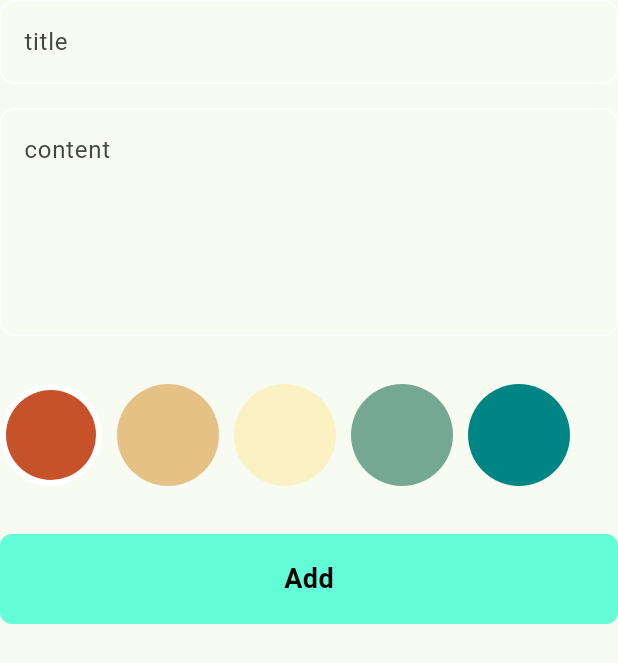
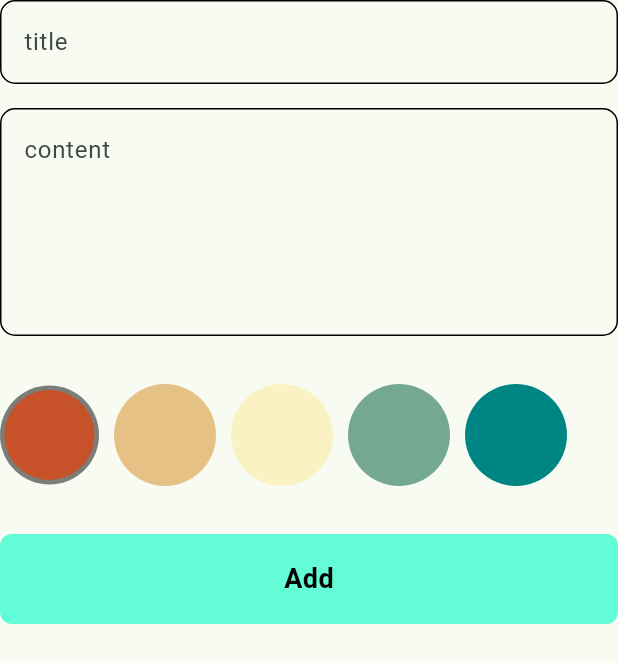
Before and after one commit to Mohamed-Yassien/bookly_hive, a Flutter app: the AddNoteForm widget shown alone on an empty page, opened directly, on a phone screen of 412 x 824 dp. Shown: the top 663 px of the screen. Run offline on Flutter 3.47's test engine with Material 3 defaults, Android fonts, the phone set to English and light mode, and no system bars; our stand-ins replace flutter_bloc, font_awesome_flutter, hive, hive_flutter, hydrated_bloc; accounts and stored records are empty.

Commit message:
finish theming

```diff
--- a/lib/main.dart
+++ b/lib/main.dart
@@ -45,11 +45,11 @@ class MyApp extends StatelessWidget {
           ),
         ),
       ],
-      child: LayoutBuilder(
-        builder: (context, constaints) {
+      child: BlocBuilder<ThemeCubit, ThemeMode>(
+        builder: (context, state) {
           return MaterialApp(
             debugShowCheckedModeBanner: false,
-            themeMode: context.watch<ThemeCubit>().state,
+            themeMode: state,
             theme: AppTheme.lightTheme(
                 context.watch<ChangeAppColorCubit>().state.color),
             darkTheme: AppTheme.darkTheme(
--- a/lib/widgets/add_note_form.dart
+++ b/lib/widgets/add_note_form.dart
@@ -1,6 +1,8 @@
 import 'package:bookly_hive/cubits/add_note_cubit/add_note_cubit.dart';
 import 'package:bookly_hive/cubits/add_note_cubit/add_note_states.dart';
 import 'package:bookly_hive/models/note_model.dart';
+import 'package:bookly_hive/utils/app_theme.dart';
+import 'package:bookly_hive/utils/constants.dart';
 import 'package:bookly_hive/widgets/custom_button.dart';
 import 'package:flutter/material.dart';
 import 'package:flutter_bloc/flutter_bloc.dart';
@@ -60,8 +62,10 @@ class _AddNoteFormState extends State<AddNoteForm> {
                   itemBuilder: (context, index) {
                     return cubit.selectedIndex == index
                         ? CircleAvatar(
-                            radius: 34,
-                            backgroundColor: Colors.white,
+                            radius: 33,
+                            backgroundColor: !AppTheme.isDarkTheme(context)
+                                ? Colors.black.withOpacity(.5)
+                                : Colors.white,
                             child: CircleAvatar(
                               radius: 30,
                               backgroundColor: cubit.colors[index],
--- a/lib/widgets/custom_search_icon.dart
+++ b/lib/widgets/custom_search_icon.dart
@@ -1,3 +1,4 @@
+import 'package:bookly_hive/utils/app_theme.dart';
 import 'package:flutter/material.dart';
 
 class CustomSearchIcon extends StatelessWidget {
@@ -13,7 +14,9 @@ class CustomSearchIcon extends StatelessWidget {
       height: 42,
       decoration: BoxDecoration(
         borderRadius: BorderRadius.circular(12),
-        color: Colors.white.withOpacity(.05),
+        color: AppTheme.isDarkTheme(context)
+            ? Colors.white.withOpacity(.05)
+            : Colors.black.withOpacity(.05),
       ),
       child: GestureDetector(
         onTap: onTap,
--- a/lib/widgets/custom_text_field.dart
+++ b/lib/widgets/custom_text_field.dart
@@ -1,3 +1,4 @@
+import 'package:bookly_hive/utils/app_theme.dart';
 import 'package:bookly_hive/utils/constants.dart';
 import 'package:flutter/material.dart';
 
@@ -22,9 +23,9 @@ class CustomTextField extends StatelessWidget {
       onSaved: onSaved,
       maxLines: maxLines,
       decoration: InputDecoration(
-        border: buildBorder(),
-        enabledBorder: buildBorder(),
-        focusedBorder: buildBorder(color: kPrimaryColor),
+        border: buildBorder(context),
+        enabledBorder: buildBorder(context),
+        focusedBorder: buildBorder(context, color: kPrimaryColor),
         hintText: hintText,
       ),
       validator: (val) {
@@ -38,11 +39,12 @@ class CustomTextField extends StatelessWidget {
     );
   }
 
-  OutlineInputBorder buildBorder({Color? color}) {
+  OutlineInputBorder buildBorder(context, {Color? color}) {
     return OutlineInputBorder(
       borderRadius: BorderRadius.circular(10),
       borderSide: BorderSide(
-        color: color ?? Colors.white,
+        color: color ??
+            (!AppTheme.isDarkTheme(context) ? Colors.black : Colors.white),
       ),
     );
   }
```
